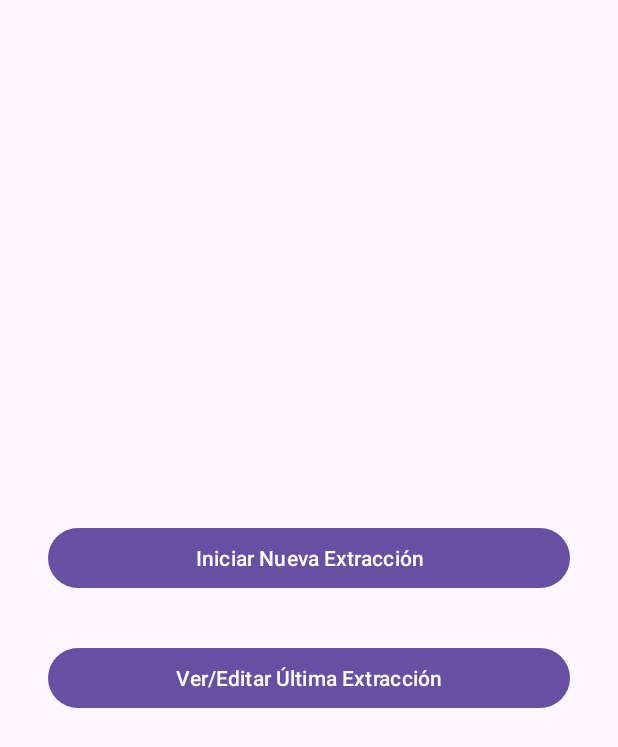
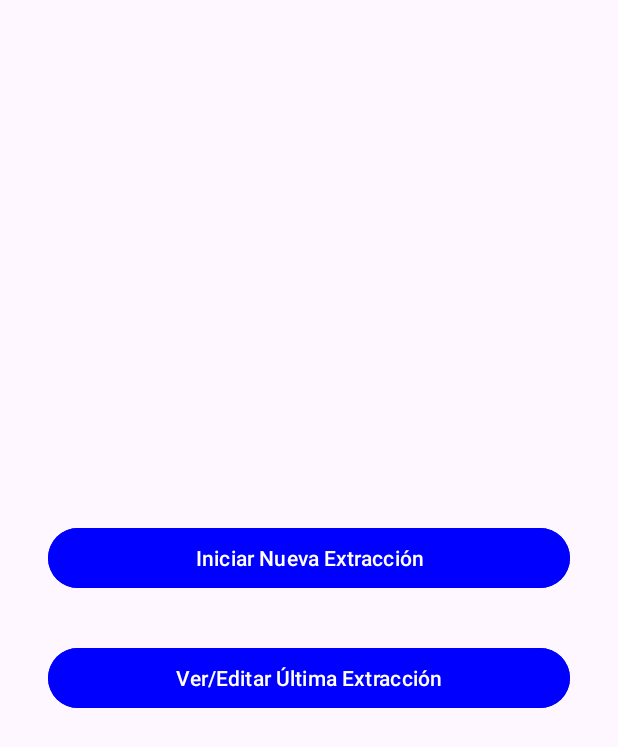
Before and after one commit to DarikPK/CLiteral, an Android app: the screen it shows after launch (MainActivity), on a phone screen of 412 x 824 dp. Shown: the top 747 px of the screen. Run offline under Robolectric (Android 15) with nearby library versions, the phone set to English and light mode, and no system bars.

Commit message:
feat: Unificar el color de los botones de acción principal
Se establece `@color/button_blue` como el color de fondo para todos los botones de acción principal, incluyendo:
- Iniciar Nueva Extracción
- Ver/Editar Última Extracción
- Continuar
- Autorrellenar

Esto asegura una apariencia visual consistente en toda la aplicación.

```diff
--- a/app/src/main/res/layout/fragment_extraction_config.xml
+++ b/app/src/main/res/layout/fragment_extraction_config.xml
@@ -136,6 +136,7 @@
             android:layout_width="match_parent"
             android:layout_height="wrap_content"
             android:text="Continuar"
+            android:backgroundTint="@color/button_blue"
             android:layout_marginTop="24dp"/>
 
     </LinearLayout>
--- a/app/src/main/res/layout/fragment_main_menu.xml
+++ b/app/src/main/res/layout/fragment_main_menu.xml
@@ -11,6 +11,7 @@
         android:layout_width="0dp"
         android:layout_height="wrap_content"
         android:text="Iniciar Nueva Extracción"
+        android:backgroundTint="@color/button_blue"
         android:layout_marginStart="32dp"
         android:layout_marginEnd="32dp"
         android:layout_marginBottom="16dp"
@@ -23,6 +24,7 @@
         android:layout_width="0dp"
         android:layout_height="wrap_content"
         android:text="Ver/Editar Última Extracción"
+        android:backgroundTint="@color/button_blue"
         android:layout_marginStart="32dp"
         android:layout_marginEnd="32dp"
         android:layout_marginTop="16dp"
```
